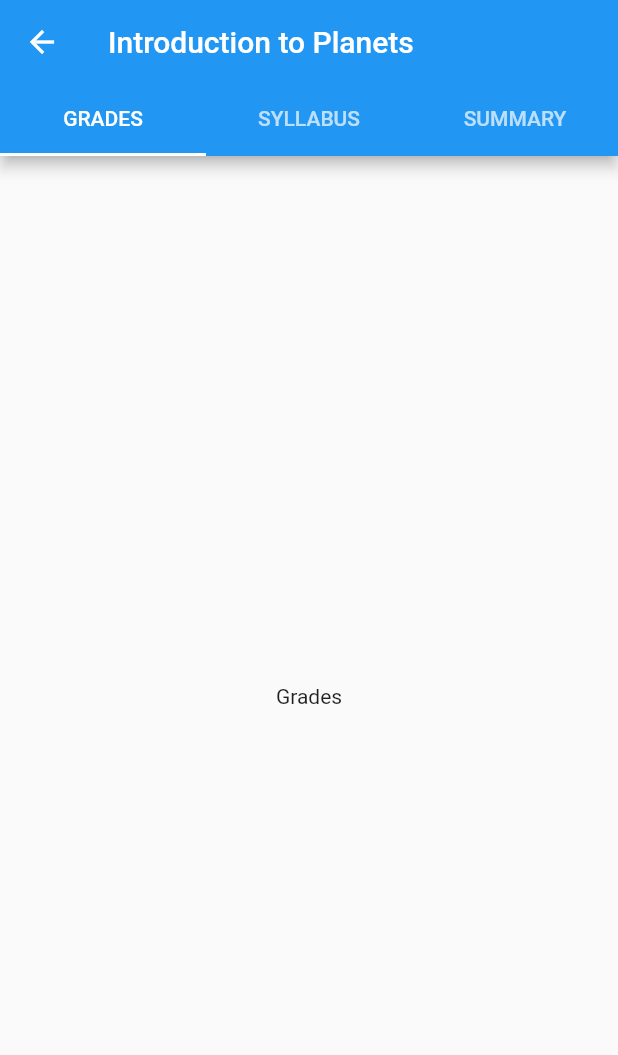
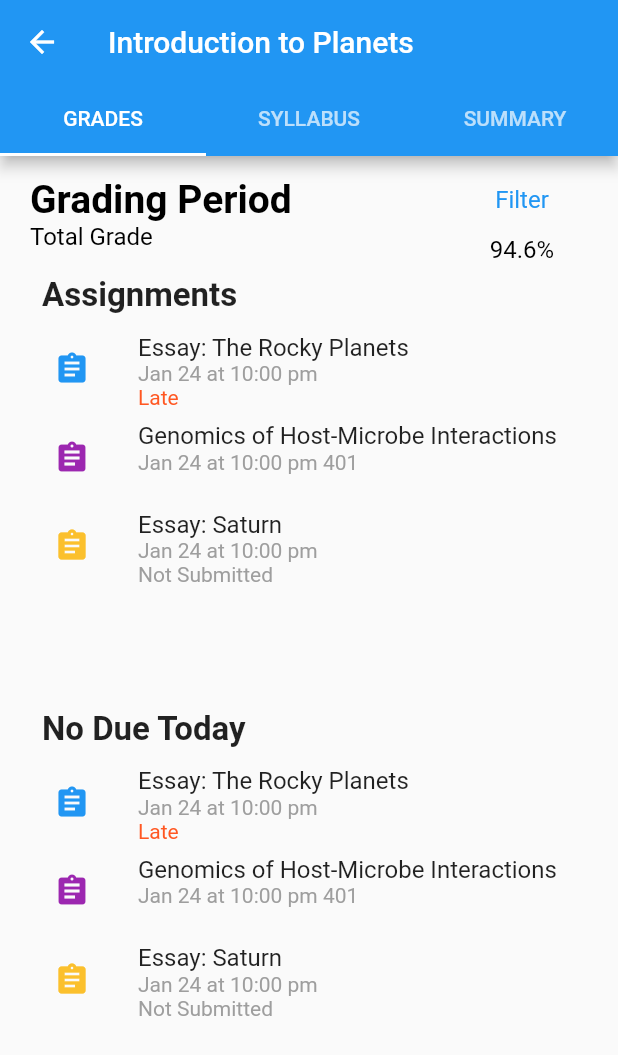
Before and after one commit to UmairJibran/canvasparent, a Flutter app: the screen it shows after launch, after a tap on "Screen 2", on a phone screen of 412 x 824 dp. Shown: the top 1055 px of the screen. Run offline on Flutter 3.47's test engine with Material 2 defaults, Android fonts, the phone set to English and light mode, and no system bars.

Commit message:
completed grades tab

```diff
--- /dev/null
+++ b/lib/dummy/assignments.dart
@@ -0,0 +1,28 @@
+import 'package:flutter/material.dart';
+
+final List<Map<String, dynamic>> assignments = [
+  {
+    "assignmentTitle": "Essay: The Rocky Planets",
+    "due": "Jan 24 at 10:00 pm",
+    "color": Colors.blue,
+    "late": true,
+    "submitted": true,
+    "submited": 0
+  },
+  {
+    "assignmentTitle": "Genomics of Host-Microbe Interactions",
+    "due": "Jan 24 at 10:00 pm 401",
+    "color": Colors.purple,
+    "late": false,
+    "submited": 1,
+    "submitted": true,
+  },
+  {
+    "assignmentTitle": "Essay: Saturn",
+    "due": "Jan 24 at 10:00 pm",
+    "color": Colors.yellow[700],
+    "late": false,
+    "submitted": false,
+    "submited": 4
+  },
+];
--- /dev/null
+++ b/lib/widgets/assignment_tile.dart
@@ -0,0 +1,48 @@
+import 'package:flutter/material.dart';
+
+class AssignmentTile extends StatelessWidget {
+  final String assignmentName;
+  final String dueDate;
+  final bool isLate;
+  final Color color;
+  final bool submitted;
+
+  const AssignmentTile(
+    this.assignmentName, {
+    this.isLate,
+    this.submitted,
+    this.color,
+    this.dueDate,
+  });
+
+  @override
+  Widget build(BuildContext context) {
+    return Container(
+      width: MediaQuery.of(context).size.width,
+      child: ListTile(
+        title: Text(assignmentName),
+        subtitle: Column(
+          crossAxisAlignment: CrossAxisAlignment.start,
+          children: [
+            Text(
+              dueDate,
+              style: TextStyle(
+                color: Colors.grey,
+              ),
+            ),
+            Text(
+              submitted ? isLate ? "Late" : "" : "Not Submitted",
+              style: TextStyle(
+                color: submitted ? Colors.deepOrange : Colors.grey,
+              ),
+            ),
+          ],
+        ),
+        leading: Icon(
+          Icons.assignment,
+          color: color,
+        ),
+      ),
+    );
+  }
+}
--- a/lib/widgets/tab_screens/grades.dart
+++ b/lib/widgets/tab_screens/grades.dart
@@ -1,11 +1,121 @@
+import 'package:canvasparent/dummy/assignments.dart';
 import 'package:flutter/material.dart';
+
+import '../assignment_tile.dart';
 
 class Grades extends StatelessWidget {
   @override
   Widget build(BuildContext context) {
     return Container(
-      child: Center(
-        child: Text("Grades"),
+      padding: EdgeInsets.symmetric(horizontal: 20, vertical: 5),
+      height: MediaQuery.of(context).size.height,
+      child: Column(
+        crossAxisAlignment: CrossAxisAlignment.start,
+        children: [
+          Row(
+            mainAxisAlignment: MainAxisAlignment.spaceBetween,
+            children: [
+              Column(
+                crossAxisAlignment: CrossAxisAlignment.start,
+                children: [
+                  Text(
+                    "Grading Period",
+                    style: TextStyle(
+                      fontSize: 26,
+                      fontWeight: FontWeight.bold,
+                      color: Colors.black,
+                    ),
+                  ),
+                  Text(
+                    "Total Grade",
+                    style: TextStyle(
+                      color: Colors.black,
+                      fontSize: 16,
+                      fontWeight: FontWeight.w400,
+                    ),
+                  ),
+                ],
+              ),
+              Column(
+                children: [
+                  FlatButton(
+                    onPressed: () {},
+                    child: Text(
+                      "Filter",
+                      style: TextStyle(
+                        color: Colors.blue,
+                        fontSize: 16,
+                        fontWeight: FontWeight.w400,
+                      ),
+                    ),
+                  ),
+                  Text(
+                    "94.6%",
+                    style: TextStyle(
+                      color: Colors.black,
+                      fontSize: 16,
+                      fontWeight: FontWeight.w400,
+                    ),
+                  ),
+                ],
+              ),
+            ],
+          ),
+          Padding(
+            padding: const EdgeInsets.all(8.0),
+            child: Text(
+              "Assignments",
+              style: TextStyle(
+                color: Colors.black87,
+                fontSize: 22,
+                fontWeight: FontWeight.bold,
+              ),
+            ),
+          ),
+          Container(
+            height: MediaQuery.of(context).size.height * 0.3,
+            width: MediaQuery.of(context).size.width,
+            child: ListView.builder(
+              itemCount: assignments.length,
+              itemBuilder: (_, index) {
+                return AssignmentTile(
+                  assignments[index]["assignmentTitle"],
+                  dueDate: assignments[index]["due"],
+                  color: assignments[index]["color"],
+                  isLate: assignments[index]["late"],
+                  submitted: assignments[index]["submitted"],
+                );
+              },
+            ),
+          ),
+          Padding(
+            padding: const EdgeInsets.all(8.0),
+            child: Text(
+              "No Due Today",
+              style: TextStyle(
+                color: Colors.black87,
+                fontSize: 22,
+                fontWeight: FontWeight.bold,
+              ),
+            ),
+          ),
+          Container(
+            height: MediaQuery.of(context).size.height * 0.27,
+            width: MediaQuery.of(context).size.width,
+            child: ListView.builder(
+              itemCount: assignments.length,
+              itemBuilder: (_, index) {
+                return AssignmentTile(
+                  assignments[index]["assignmentTitle"],
+                  dueDate: assignments[index]["due"],
+                  isLate: assignments[index]["late"],
+                  submitted: assignments[index]["submitted"],
+                  color: assignments[index]["color"],
+                );
+              },
+            ),
+          ),
+        ],
       ),
     );
   }
```
